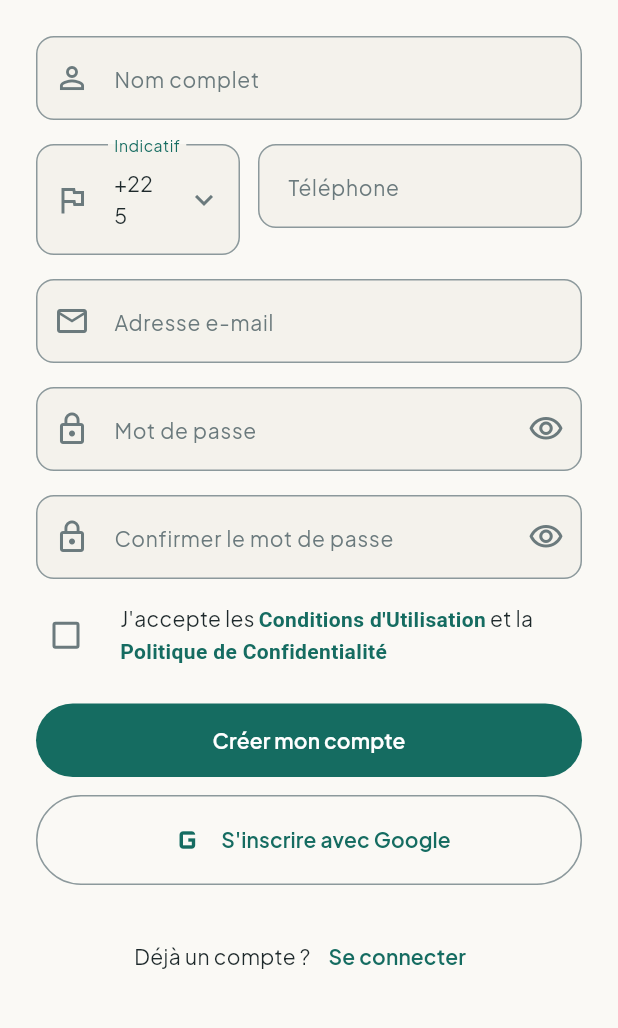
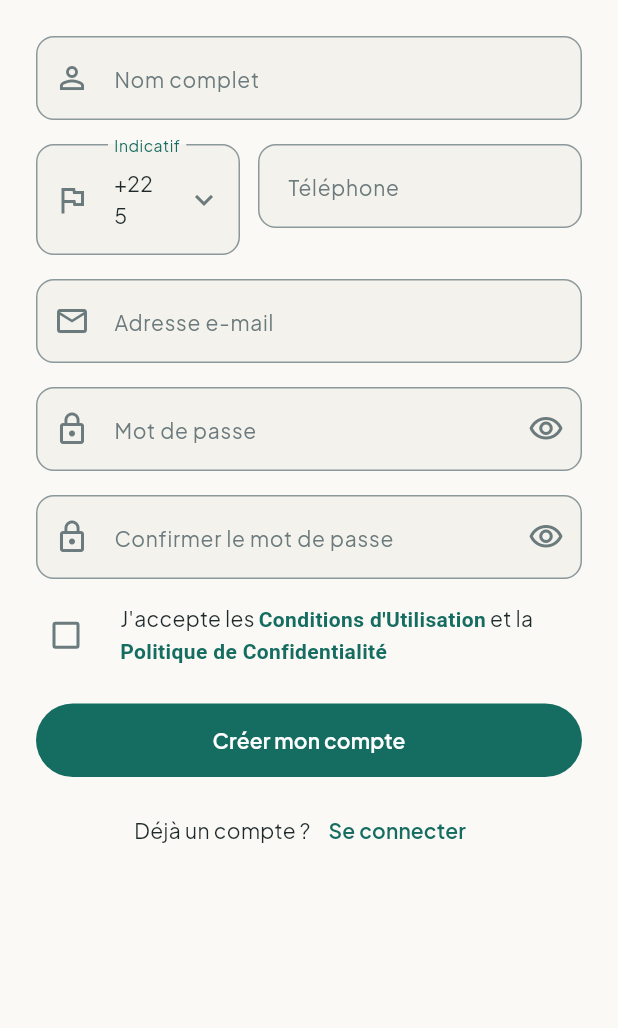
Before and after one commit to Gafclerck/KioskMind, a Flutter app: the SignupPage screen opened directly, on a phone screen of 412 x 824 dp, the part 192-1220 px from its top. Run offline on Flutter 3.47's test engine with Material 3 defaults, Android fonts, the phone set to English and light mode, and no system bars; our stand-ins replace cloud_firestore, firebase_auth, firebase_core, flutter_riverpod; accounts and stored records are empty.

Commit message:
refactor(auth): remove Google signup button

```diff
--- a/lib/features/auth/presentation/pages/signup_page.dart
+++ b/lib/features/auth/presentation/pages/signup_page.dart
@@ -38,12 +38,6 @@ class _SignupPageState extends ConsumerState<SignupPage> {
 
   void _goToLogin() {
     Navigator.of(context).maybePop();
-  }
-
-  void _googleSignUp() {
-    ScaffoldMessenger.of(
-      context,
-    ).showSnackBar(const SnackBar(content: Text('Google bientôt disponible')));
   }
 
   @override
@@ -255,15 +249,6 @@ class _SignupPageState extends ConsumerState<SignupPage> {
                       : const Text('Créer mon compte'),
                 ),
                 const SizedBox(height: 12),
-                OutlinedButton.icon(
-                  onPressed: _googleSignUp,
-                  style: OutlinedButton.styleFrom(
-                    padding: const EdgeInsets.symmetric(vertical: 16),
-                  ),
-                  icon: const Icon(Icons.g_mobiledata_outlined, size: 28),
-                  label: const Text("S'inscrire avec Google"),
-                ),
-                const SizedBox(height: 24),
                 Row(
                   mainAxisAlignment: MainAxisAlignment.center,
                   children: [
```
Also changed, not shown: 1 other file.
